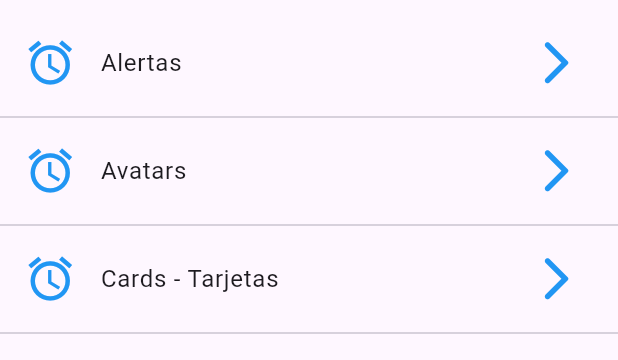
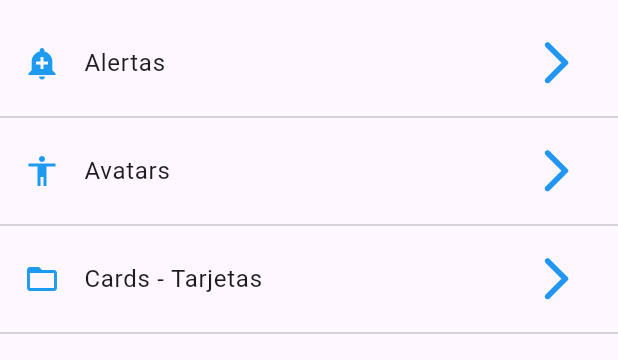
Before and after one commit to FernadoCuatro/Flutter, a Flutter app: the screen it shows after launch, on a phone screen of 412 x 824 dp, the part 63-423 px from its top. Run offline on Flutter 3.47's test engine with Material 3 defaults, Android fonts, the phone set to English and light mode, and no system bars.

Commit message:
Obtener icono por String

```diff
--- a/componentes/lib/src/pages/home_page.dart
+++ b/componentes/lib/src/pages/home_page.dart
@@ -2,6 +2,7 @@
 
 import 'package:flutter/material.dart';
 import 'package:componentes/src/providers/menu_provider.dart';
+import 'package:componentes/src/utils/icono_string_util.dart';
 
 // stless
 // Con eso creamos nuestro StatelessWidget
@@ -63,7 +64,7 @@ class HomePage extends StatelessWidget {
     // ignore: avoid_function_literals_in_foreach_calls
     data.forEach( (opcion) {
       final widgetTemp = ListTile(
-        leading: Icon( Icons.access_alarms, color: Colors.blue, size: 35 ),
+        leading: getIcon( opcion['icon'] ),
         title: Text( opcion['texto'] ),
         trailing: Icon( Icons.arrow_forward_ios_rounded, color: Colors.blue, size: 35 ),
         onTap: () {
--- /dev/null
+++ b/componentes/lib/src/utils/icono_string_util.dart
@@ -0,0 +1,16 @@
+// ignore_for_file: prefer_const_constructors, use_full_hex_values_for_flutter_colors
+
+import 'package:flutter/material.dart';
+
+// es privada
+// La {} es para definir un mapa
+final _icons = <String, IconData> {
+  'add_alert'    : Icons.add_alert,
+  'accessibility': Icons.accessibility,
+  'folder_open'  : Icons.folder_open,
+
+};
+
+Icon getIcon( String nombreIcono ) {
+  return Icon( _icons[nombreIcono], color: Color(0xFF1d9bf0) );
+}
```
